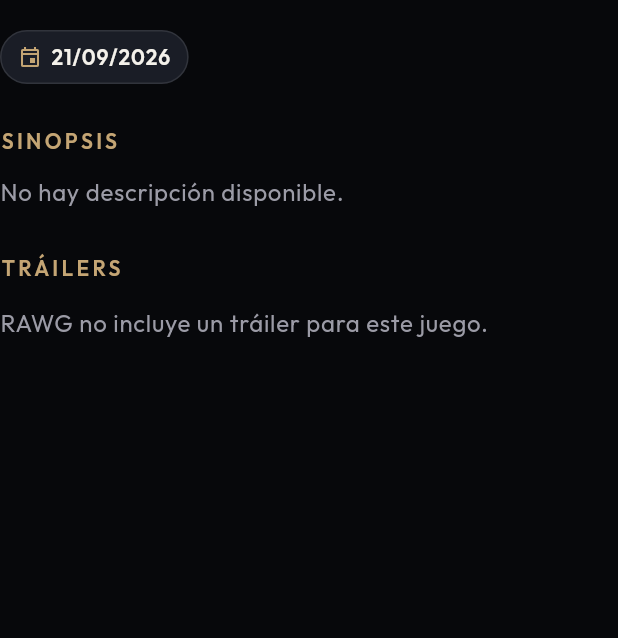
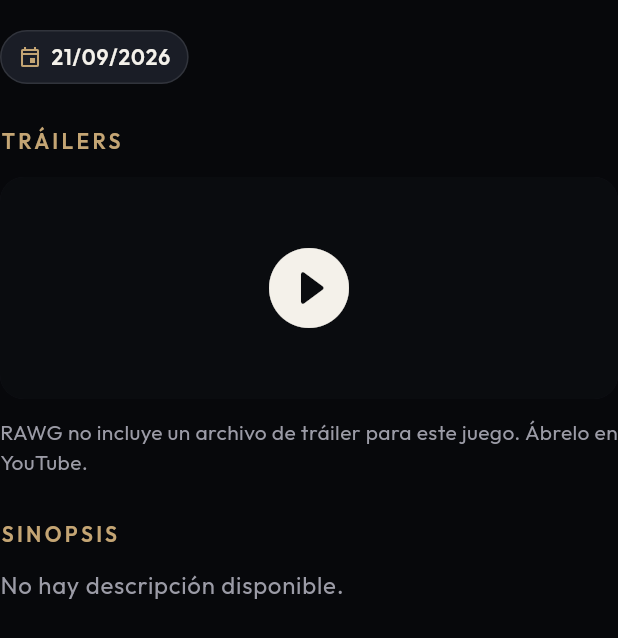
Before and after one commit to warlesrivera/app-game, a Flutter app: the _DetailsPanel widget shown alone on an empty page, opened directly with empty values, on a phone screen of 412 x 824 dp. Shown: the top 638 px of the screen. Run offline on Flutter 3.47's test engine with Material 3 defaults, Android fonts, the phone set to English and light mode, and no system bars; our stand-ins replace cached_network_image, cloud_firestore, connectivity_plus, dio, equatable, firebase_auth and 12 more; accounts and stored records are empty; network calls fail.

Commit message:
build ok mobile

```diff
--- a/lib/app/di/injection.dart
+++ b/lib/app/di/injection.dart
@@ -115,7 +115,9 @@ Future<void> configureDependencies() async {
     ..registerFactory(() => SearchCubit(searchGames: getIt()))
     ..registerFactory(() => ConnectivityBloc())
     ..registerLazySingleton<AuthRemoteDataSource>(
-      FirebaseAuthRemoteDataSource.new,
+      () => FirebaseAuthRemoteDataSource(
+        serverClientId: dotenv.env['GOOGLE_SERVER_CLIENT_ID'],
+      ),
     )
     ..registerLazySingleton<UserRemoteDataSource>(
       FirestoreUserRemoteDataSource.new,
--- a/lib/features/ai_chat/presentation/cubit/ai_chat_cubit.dart
+++ b/lib/features/ai_chat/presentation/cubit/ai_chat_cubit.dart
@@ -1,5 +1,6 @@
 import 'dart:async';
 
+import 'package:flutter/foundation.dart';
 import 'package:flutter_bloc/flutter_bloc.dart';
 
 import '../../../games/domain/models/game.dart';
@@ -91,6 +92,7 @@ class AiChatCubit extends Cubit<AiChatState> {
       );
       _error = null;
     } catch (error) {
+      debugPrint('AI chat send failed: $error');
       _sending = false;
       _error = friendlyAiError(error);
       emit(
--- a/lib/features/games/presentation/game_details/game_details_page.dart
+++ b/lib/features/games/presentation/game_details/game_details_page.dart
@@ -229,6 +229,12 @@ class _DetailsPanel extends StatelessWidget {
         const SizedBox(height: 20),
         _MetaRow(game: game),
         const SizedBox(height: 28),
+        const _SectionTitle('TRÁILERS'),
+        const SizedBox(height: 14),
+        _VideosRow(state: state),
+        const SizedBox(height: 28),
+        _ScreenshotGallery(urls: game.screenshotUrls),
+        if (game.screenshotUrls.isNotEmpty) const SizedBox(height: 28),
         const _SectionTitle('SINOPSIS'),
         const SizedBox(height: 12),
         if (state.loadingDescription ||
@@ -251,11 +257,6 @@ class _DetailsPanel extends StatelessWidget {
             ),
           ),
         const SizedBox(height: 28),
-        const _SectionTitle('TRÁILERS'),
-        const SizedBox(height: 14),
-        _VideosRow(state: state),
-        const SizedBox(height: 28),
-        _ScreenshotGallery(urls: game.screenshotUrls),
         _NamedListSection(
           title: 'DESARROLLADORES',
           values: game.developers,
@@ -329,11 +330,9 @@ class _VideosRow extends StatelessWidget {
     }
 
     if (state.videos.isEmpty) {
-      return Text(
-        'RAWG no incluye un tráiler para este juego.',
-        style: Theme.of(context).textTheme.bodyLarge?.copyWith(
-          color: AppColors.onSurfaceMuted,
-        ),
+      return _YoutubeTrailerFallback(
+        gameName: state.game.name,
+        coverUrl: state.game.coverUrl,
       );
     }
 
@@ -413,11 +412,69 @@ class _VideoThumbnail extends StatelessWidget {
   }
 
   Future<void> _open(String url) async {
-    final uri = Uri.tryParse(url);
-    if (uri == null) {
-      return;
+    await _openExternalUrl(url);
   }
-    await launchUrl(uri, mode: LaunchMode.externalApplication);
+}
+
+class _YoutubeTrailerFallback extends StatelessWidget {
+  const _YoutubeTrailerFallback({
+    required this.gameName,
+    required this.coverUrl,
+  });
+
+  final String gameName;
+  final String? coverUrl;
+
+  @override
+  Widget build(BuildContext context) {
+    return Column(
+      crossAxisAlignment: CrossAxisAlignment.start,
+      children: [
+        GestureDetector(
+          onTap: () => _openExternalUrl(_youtubeSearchUrl(gameName)),
+          child: SizedBox(
+            height: 148,
+            child: ClipRRect(
+              borderRadius: BorderRadius.circular(16),
+              child: Stack(
+                fit: StackFit.expand,
+                children: [
+                  if (coverUrl != null && coverUrl!.isNotEmpty)
+                    CachedNetworkImage(
+                      imageUrl: coverUrl!,
+                      fit: BoxFit.cover,
+                      placeholder: (_, _) => const ColoredBox(
+                        color: AppColors.surfaceHigh,
+                      ),
+                      errorWidget: (_, _, _) => const ColoredBox(
+                        color: AppColors.surfaceHigh,
+                      ),
+                    )
+                  else
+                    const ColoredBox(color: AppColors.surfaceHigh),
+                  const ColoredBox(color: Color(0x99000000)),
+                  const Center(
+                    child: Icon(
+                      Icons.play_circle_fill_rounded,
+                      size: 64,
+                      color: AppColors.onSurface,
+                    ),
+                  ),
+                ],
+              ),
+            ),
+          ),
+        ),
+        const SizedBox(height: 12),
+        Text(
+          'RAWG no incluye un archivo de tráiler para este juego. '
+          'Ábrelo en YouTube.',
+          style: Theme.of(context).textTheme.bodyMedium?.copyWith(
+            color: AppColors.onSurfaceMuted,
+          ),
+        ),
+      ],
+    );
   }
 }
 
@@ -503,13 +560,7 @@ class _GuideLinkButton extends StatelessWidget {
     return Padding(
       padding: const EdgeInsets.only(bottom: 8),
       child: OutlinedButton.icon(
-        onPressed: () async {
-          final uri = Uri.tryParse(url);
-          if (uri == null) {
-            return;
-          }
-          await launchUrl(uri, mode: LaunchMode.externalApplication);
-        },
+        onPressed: () => _openExternalUrl(url),
         icon: const Icon(Icons.open_in_new_rounded),
         label: Text(label),
       ),
@@ -520,6 +571,23 @@ class _GuideLinkButton extends StatelessWidget {
 
 bool _hasText(String? value) {
   return value != null && value.trim().isNotEmpty;
+}
+
+String _youtubeSearchUrl(String gameName) {
+  final query = Uri.encodeQueryComponent('$gameName official trailer');
+  return 'https://www.youtube.com/results?search_query=$query';
+}
+
+Future<void> _openExternalUrl(String url) async {
+  final uri = Uri.tryParse(url);
+  if (uri == null) {
+    return;
+  }
+  await launchUrl(
+    uri,
+    mode: LaunchMode.externalApplication,
+    webOnlyWindowName: '_blank',
+  );
 }
 
 class _SectionTitle extends StatelessWidget {
@@ -579,13 +647,7 @@ class _WebsiteButton extends StatelessWidget {
   @override
   Widget build(BuildContext context) {
     return OutlinedButton.icon(
-      onPressed: () async {
-        final uri = Uri.tryParse(url);
-        if (uri == null) {
-          return;
-        }
-        await launchUrl(uri, mode: LaunchMode.externalApplication);
-      },
+      onPressed: () => _openExternalUrl(url),
       icon: const Icon(Icons.open_in_new_rounded),
       label: Text(url, overflow: TextOverflow.ellipsis),
     );
```
Also changed, not shown: lib/features/ai_chat/data/providers/gemini_ai_provider.dart (+53 -31 lines), lib/features/ai_chat/domain/ai_error.dart (+20 -4 lines), lib/features/auth/data/datasources/firebase_auth_remote_datasource.dart (+10 -2 lines), lib/features/games/data/datasources/rawg_remote_datasource.dart (+41 -7 lines), lib/features/games/data/repositories/game_repository_impl.dart (+12 -7 lines), lib/features/games/domain/models/game_video.dart (+40 -7 lines), lib/features/games/presentation/game_details/game_details_cubit.dart (+22 -1 lines), 1 other file. Lines whose indentation alone changed are shown as unchanged.
